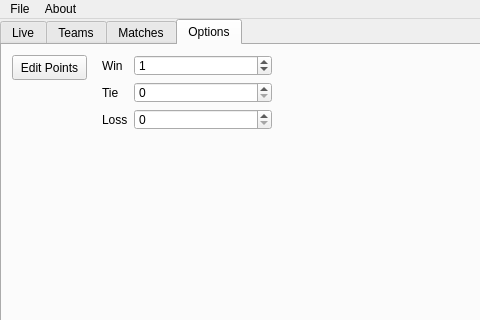
The window that static/form.ui (chhopsky/updatethestream) describes before a commit, drawn with Qt 5; both pictures show x 0 to 480 and y 0 to 320 of the 800 by 600 pixel window.
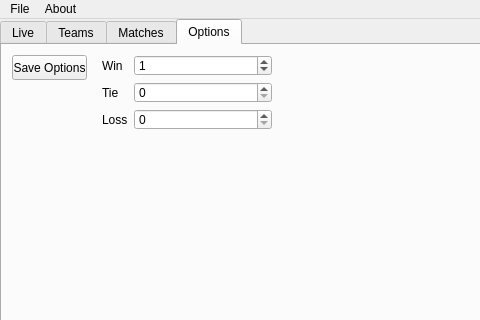
The same window after the commit. The open tabs and pages were chosen to show the change. Icons and pictures are not drawn.

Commit message: Change wording on options form to be more clear

Patch:
```diff
--- a/static/form.ui
+++ b/static/form.ui
@@ -913,7 +913,7 @@
        </rect>
       </property>
       <property name="text">
-       <string>Edit Points</string>
+       <string>Save Options</string>
       </property>
      </widget>
      <widget class="QWidget" name="formLayoutWidget_5">
```
